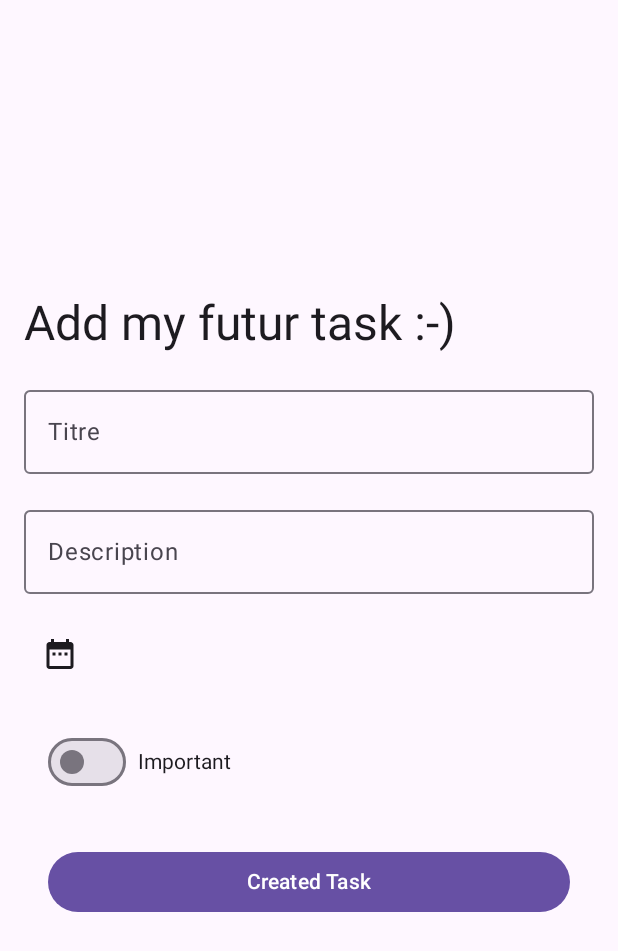
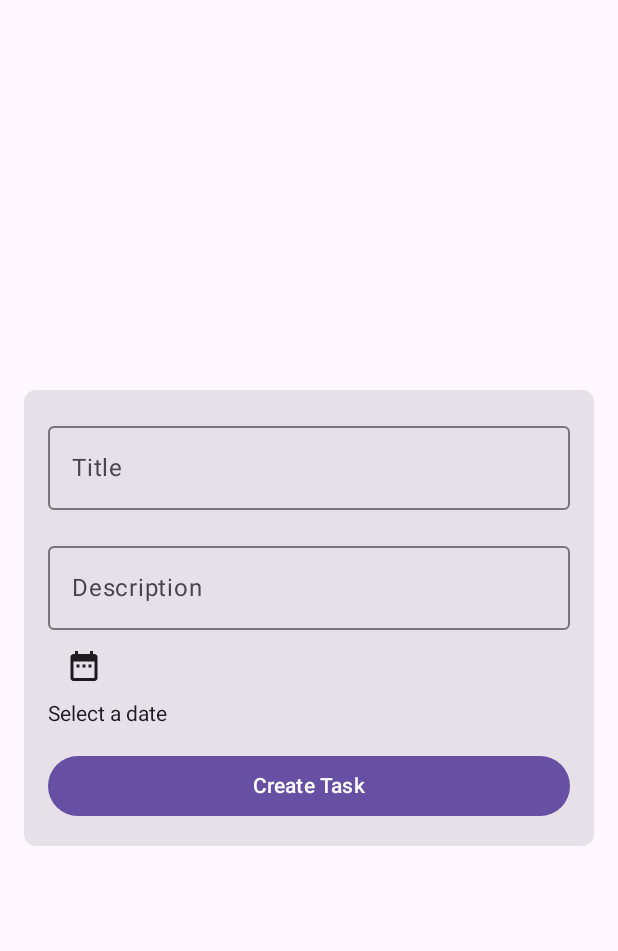
Before and after one commit to Sadako-amaryllis/mytasktd, an Android app built with Jetpack Compose: the AddTaskScreen screen opened through its navigation route, on a phone screen of 412 x 824 dp. Shown: the top 951 px of the screen. Run offline under Robolectric (Android 15) with nearby library versions, the phone set to English and light mode, and no system bars; libraries missing offline, so code that uses them is left out: com.afollestad.materialdialogs.

Commit message:
Form Rework

```diff
--- a/app/src/main/java/com/example/td_android/TaskerAPI.kt
+++ b/app/src/main/java/com/example/td_android/TaskerAPI.kt
@@ -1,10 +1,17 @@
 package com.example.td_android
 
+import com.example.td_android.ui.TaskForm
 import retrofit2.Call
-import retrofit2.http.GET
+import retrofit2.http.*
+
+const val API_URL = "http://10.0.2.2:1337/api/"
+const val TAG = "CHECK_RESPONSE"
 
 interface TaskerAPI {
-    @GET("api/tasks")
+
+    @GET("tasks")
     fun getTasks(): Call<ApiResponse>
 
+    @POST("tasks")
+    fun addTask(@Body task: Tasks): Call<Tasks>
 }
--- a/app/src/main/java/com/example/td_android/ui/AddTaskModel.kt
+++ b/app/src/main/java/com/example/td_android/ui/AddTaskModel.kt
@@ -1,186 +1,83 @@
-@file:OptIn(ExperimentalMaterial3Api::class)
 package com.example.td_android.ui
 
 import android.util.Log
-import androidx.compose.foundation.layout.Box
-import androidx.compose.foundation.layout.Column
-import androidx.compose.foundation.layout.Row
-import androidx.compose.foundation.layout.Spacer
-import androidx.compose.foundation.layout.fillMaxSize
-import androidx.compose.foundation.layout.fillMaxWidth
-import androidx.compose.foundation.layout.height
-import androidx.compose.foundation.layout.padding
+import androidx.compose.foundation.layout.*
+import androidx.compose.foundation.shape.RoundedCornerShape
 import androidx.compose.material.icons.Icons
 import androidx.compose.material.icons.filled.DateRange
-import androidx.compose.material3.AlertDialog
-import androidx.compose.material3.Button
-import androidx.compose.material3.ExperimentalMaterial3Api
-import androidx.compose.material3.Icon
-import androidx.compose.material3.IconButton
-import androidx.compose.material3.MaterialTheme
-import androidx.compose.material3.Text
-import androidx.compose.material3.OutlinedTextField
-import androidx.compose.material3.Switch
-import androidx.compose.material3.SwitchDefaults
-import androidx.compose.runtime.Composable
-import androidx.compose.runtime.mutableStateOf
-import androidx.compose.runtime.remember
+import androidx.compose.material3.*
+import androidx.compose.runtime.*
 import androidx.compose.ui.Alignment
 import androidx.compose.ui.Modifier
+import androidx.compose.ui.graphics.Color
 import androidx.compose.ui.unit.dp
 import androidx.lifecycle.ViewModel
 import androidx.compose.ui.platform.LocalContext
 import com.afollestad.materialdialogs.MaterialDialog
 import com.afollestad.materialdialogs.datetime.dateTimePicker
 import java.text.SimpleDateFormat
-import java.util.Date
-import java.util.Locale
+import java.util.*
 
 class AddTaskModel : ViewModel() {
-
-    private val _title = mutableStateOf("")
-    val title: String
-        get() = _title.value
-
-    private val _description = mutableStateOf("")
-    val description: String
-        get() = _description.value
-
-    private val _isImportant = mutableStateOf(false)
-    val isImportant: Boolean
-        get() = _isImportant.value
-
-    private val _deadline = mutableStateOf("")
-    val deadline: String
-        get() = _deadline.value
-
-    fun setTitle(title: String) {
-        _title.value = title
-    }
-
-    fun setDescription(description: String) {
-        _description.value = description
-    }
-
-    fun setIsImportant(isImportant: Boolean) {
-        _isImportant.value = isImportant
-    }
-
-    fun setDeadline(deadline: String) {
-        _deadline.value = deadline
-    }
+    var task by mutableStateOf(Task())
 
     fun createTask() {
-        val task = Task(
-            title = title,
-            description = description,
-            deadline = deadline,
-            isImportant = isImportant
-        )
-        println("New Task Made: $task")
+        // Implement task creation logic here
     }
 }
 
+data class Task(
+    var title: String = "",
+    var description: String = "",
+    var deadline: String = ""
+)
+
 @Composable
-fun TaskForm(
-    addTaskModel: AddTaskModel,
-    modifier: Modifier = Modifier
-) {
+fun TaskForm(addTaskModel: AddTaskModel, modifier: Modifier = Modifier) {
     val context = LocalContext.current
     val openDialog = remember { mutableStateOf(false) }
     val selectedDate = remember { mutableStateOf<Date?>(null) }
 
-    Box(
-        modifier = modifier.fillMaxSize(),
-        contentAlignment = Alignment.Center
-    ) {
-        Column(
-            modifier = Modifier
-                .padding(horizontal = 16.dp)
-                .fillMaxWidth()
-        ) {
-            Text(
-                text = "Add my futur task :-)", // Titre
-                style = MaterialTheme.typography.headlineLarge,
-                modifier = Modifier.padding(bottom = 16.dp)
-            )
-            OutlinedTextField(
-                value = addTaskModel.title,
-                onValueChange = { addTaskModel.setTitle(it) },
-                label = { Text("Titre") },
-                modifier = Modifier.fillMaxWidth()
-            )
+    Box(modifier = modifier
+        .fillMaxSize()
+        .padding(16.dp), contentAlignment = Alignment.Center) {
+        Card(shape = RoundedCornerShape(8.dp), modifier = Modifier.fillMaxWidth()) {
+            Column(modifier = Modifier.padding(16.dp)) {
+                InputField(value = addTaskModel.task.title, onValueChange = { addTaskModel.task = addTaskModel.task.copy(title = it) }, label = "Title")
                 Spacer(modifier = Modifier.height(16.dp))
-            OutlinedTextField(
-                value = addTaskModel.description,
-                onValueChange = { addTaskModel.setDescription(it) },
-                label = { Text("Description") },
-                modifier = Modifier.fillMaxWidth()
-            )
+                InputField(value = addTaskModel.task.description, onValueChange = { addTaskModel.task = addTaskModel.task.copy(description = it) }, label = "Description")
+                DatePickerDialog(openDialog, selectedDate, addTaskModel)
                 Spacer(modifier = Modifier.height(16.dp))
-
-            Box(
-                modifier = Modifier
-                    .fillMaxWidth()
-                    .height(56.dp)
-            ) {
-                IconButton(
-                    onClick = { openDialog.value = true },
-                    modifier = Modifier.align(Alignment.TopStart)
-                ) {
-                    Icon(Icons.Default.DateRange, contentDescription = "Calender")
+                Button(onClick = { addTaskModel.createTask() }, modifier = Modifier.fillMaxWidth()) {
+                    Text("Create Task")
+                }
+            }
+        }
     }
 }
 
-            Spacer(modifier = Modifier.height(16.dp))
-            Row(
-                modifier = Modifier.padding(horizontal = 16.dp),
-                verticalAlignment = Alignment.CenterVertically
-            ) {
-                Switch(
-                    checked = addTaskModel.isImportant,
-                    onCheckedChange = { addTaskModel.setIsImportant(it) },
-                    colors = SwitchDefaults.colors(checkedThumbColor = MaterialTheme.colorScheme.primary)
-                )
-                Text(
-                    text = "Important",
-                    modifier = Modifier.padding(start = 8.dp)
-                )
+@OptIn(ExperimentalMaterial3Api::class)
+@Composable
+fun InputField(value: String, onValueChange: (String) -> Unit, label: String) {
+    OutlinedTextField(value = value, onValueChange = onValueChange, label = { Text(label) }, modifier = Modifier.fillMaxWidth())
 }
-            Spacer(modifier = Modifier.height(16.dp))
-            Button(
-                onClick = { addTaskModel.createTask() },
-                modifier = Modifier
-                    .fillMaxWidth()
-                    .padding(16.dp)
-            ) {
-                Text("Created Task")
+
+@Composable
+fun DatePickerDialog(openDialog: MutableState<Boolean>, selectedDate: MutableState<Date?>, addTaskModel: AddTaskModel) {
+    val context = LocalContext.current
+    IconButton(onClick = { openDialog.value = true }) {
+        Icon(Icons.Default.DateRange, contentDescription = "Calendar")
     }
-        }
+    Text(text = selectedDate.value?.let { SimpleDateFormat("MMM. dd yyyy, HH:mm", Locale.getDefault()).format(it) } ?: "Select a date")
 
     if (openDialog.value) {
         MaterialDialog(context).show {
-                dateTimePicker(requireFutureDateTime = true) { _, dateTime ->
-                    val selectedDateTime =
-                        SimpleDateFormat("dd/MM/yyyy HH:mm", Locale.getDefault()).format(dateTime)
-                    Log.d("SelectedDateTime", selectedDateTime)
-
-                    addTaskModel.setDeadline(selectedDateTime)
+            dateTimePicker(requireFutureDateTime = true) { _, calendar ->
+                val selectedDateTime = SimpleDateFormat("MMM. dd yyyy, HH:mm", Locale.getDefault()).format(calendar.time)
+                addTaskModel.task = addTaskModel.task.copy(deadline = selectedDateTime)
+                selectedDate.value = calendar.time
                 openDialog.value = false
             }
         }
     }
-
 }
-}
-
-data class Task(
-    val title: String,
-    val description: String,
-    val deadline: String,
-    val isImportant: Boolean
-) {
-    override fun toString(): String {
-        return "Task(title='$title', description='$description', deadline='$deadline', isImportant=$isImportant)"
-    }
-}
```
Also changed, not shown: app/src/main/java/com/example/td_android/MainActivity.kt (+13 -34 lines), app/src/main/java/com/example/td_android/Tasks.kt (+6 -4 lines). Lines whose indentation alone changed are shown as unchanged.
